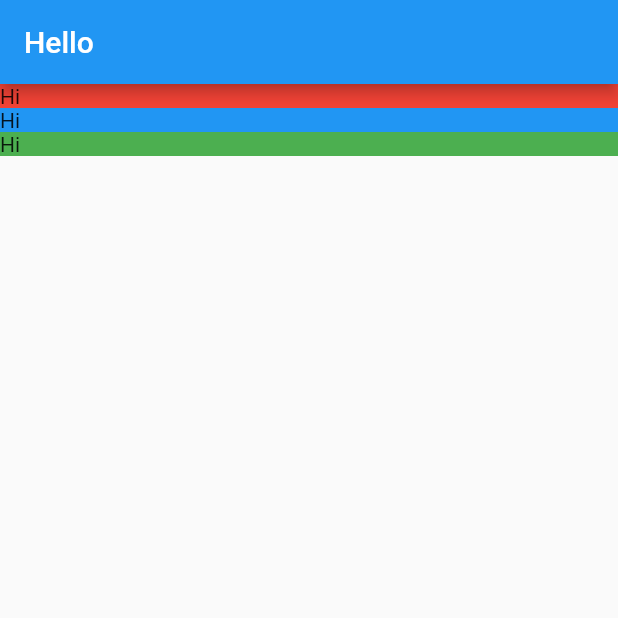
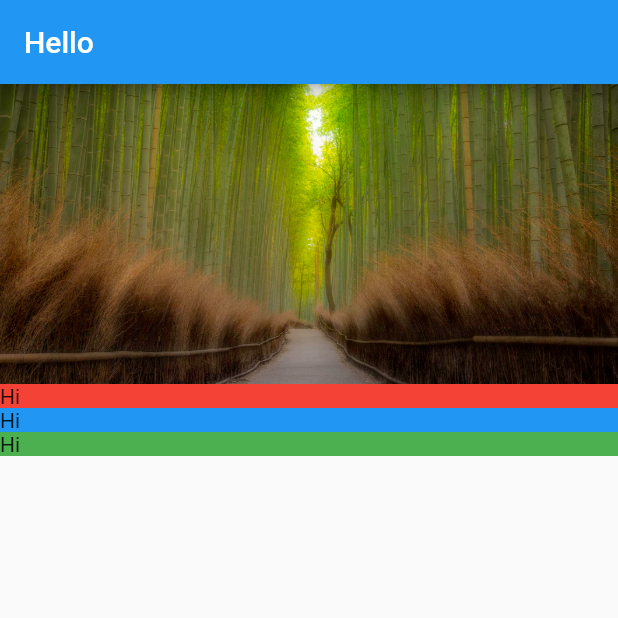
Before and after one commit to 4ndrelim/flutter_tutorial, a Flutter app: the screen it shows after launch, on a phone screen of 412 x 824 dp, the top half of it. Run offline on Flutter 3.47's test engine with Material 2 defaults, Android fonts, the phone set to English and light mode, and no system bars.

Commit message:
Learn to add images

```diff
--- /dev/null
+++ b/lib/screens/location_detail/image_banner.dart
@@ -0,0 +1,22 @@
+import 'package:flutter/material.dart';
+
+class ImageBanner extends StatelessWidget {
+  final String _assetPath;
+  const ImageBanner(this._assetPath);
+
+  @override
+  Widget build(BuildContext context) {
+    // wrapping in a container or some widget allows for properties like padding
+    return Container(
+      constraints: BoxConstraints.expand(
+        height: 200.0,
+      ),
+      decoration: BoxDecoration(color: Colors.grey),
+      child: Image.asset(
+        _assetPath,
+        // specify how image would expand and behave based on container/screen size
+        fit: BoxFit.cover,
+      ),
+    );
+  }
+}
--- a/lib/screens/location_detail/location_detail.dart
+++ b/lib/screens/location_detail/location_detail.dart
@@ -1,4 +1,5 @@
 import 'package:flutter/material.dart';
+import 'image_banner.dart';
 import 'text_section.dart';
 
 class LocationDetail extends StatelessWidget {
@@ -13,6 +14,7 @@ class LocationDetail extends StatelessWidget {
         crossAxisAlignment: CrossAxisAlignment
             .stretch, // each item stretch from left to right on the crossAxis
         children: [
+          ImageBanner("assets/images/Arashiyama.jpg"),
           TextSection(Colors.red),
           TextSection(Colors.blue),
           TextSection(Colors.green),
--- a/lib/screens/location_detail/text_section.dart
+++ b/lib/screens/location_detail/text_section.dart
@@ -1,7 +1,7 @@
 import 'package:flutter/material.dart';
 
 class TextSection extends StatelessWidget {
-  // private member - something only this widget knows about
+  // private member - something only this widget knows about, declared using '_'
   // good practice to add final keyword
   final Color _color;
   // positional argument but no need to define method body
--- a/pubspec.yaml
+++ b/pubspec.yaml
@@ -58,9 +58,8 @@ flutter:
   uses-material-design: true
 
   # To add assets to your application, add an assets section, like this:
-  # assets:
-  #   - images/a_dot_burr.jpeg
-  #   - images/a_dot_ham.jpeg
+  assets:
+    - assets/images/
 
   # An image asset can refer to one or more resolution-specific "variants", see
   # https://flutter.dev/assets-and-images/#resolution-aware
```
Also changed, not shown: assets/images/Arashiyama.jpg (added), assets/images/Miyajima_Floating_shrine.jpg (added), assets/images/blue_pond.jpg (added).
